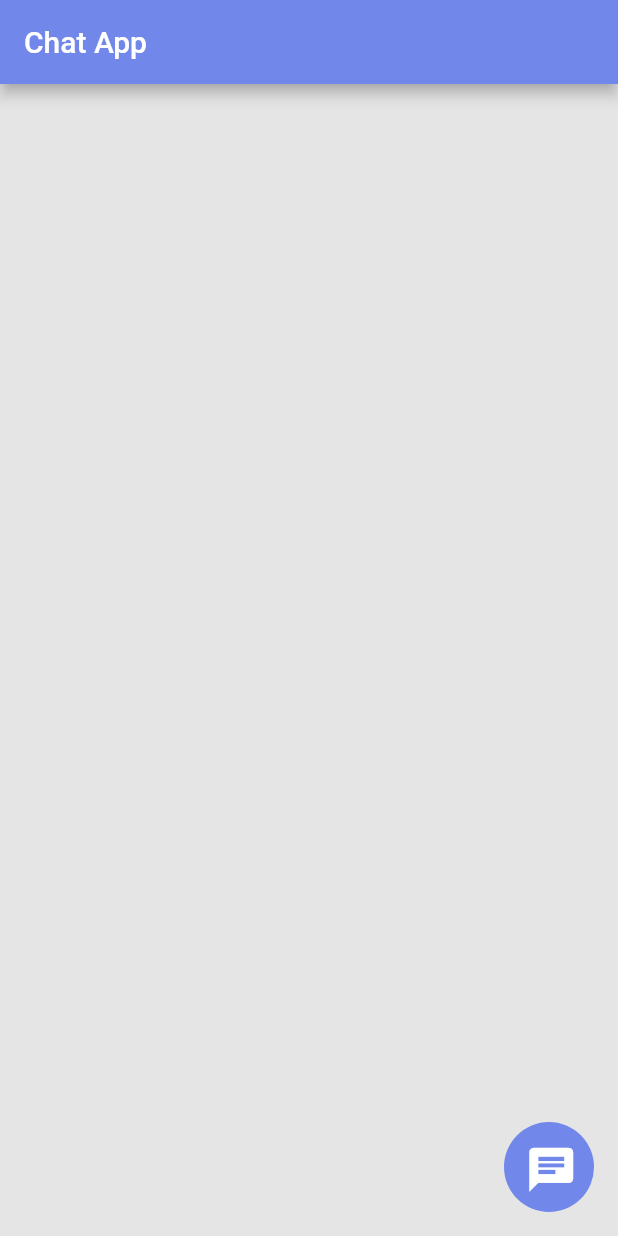
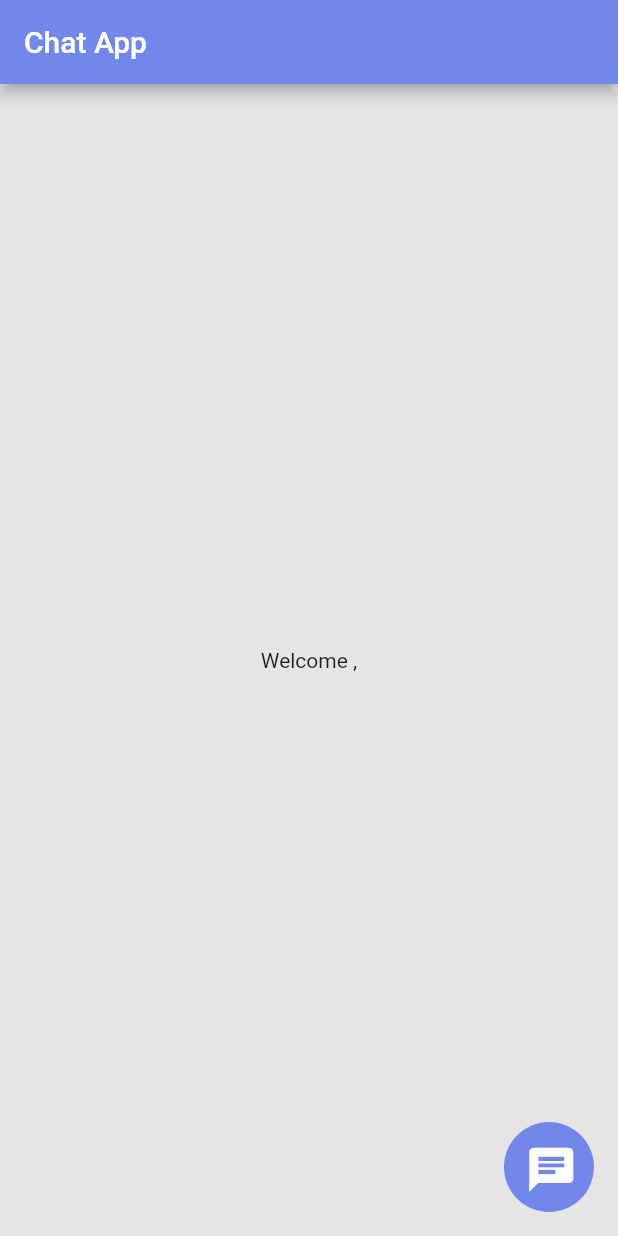
Before and after one commit to Netesh5/socket.io-Flutter, a Flutter app: the first screen one second after launch, on a phone screen of 412 x 824 dp. Run offline on Flutter 3.47's test engine with Material 2 defaults, Android fonts, the phone set to English and light mode, and no system bars; our stand-ins replace flutter_bloc, socket_io_client.

```diff
--- a/lib/src/presentation/groupage/grouppage.dart
+++ b/lib/src/presentation/groupage/grouppage.dart
@@ -21,6 +21,7 @@ class _GroupScreenState extends State<GroupScreen> {
   void initState() {
     socketIO.connect();
     super.initState();
+    setState(() {});
   }
 
   @override
@@ -71,6 +72,7 @@ class _GroupScreenState extends State<GroupScreen> {
                               chatTextEditingController.text, username);
                           chatTextEditingController.clear();
                         }
+                        setState(() {});
                       },
                       icon: const Icon(
                         Icons.send,
--- a/lib/src/presentation/homepage/presentation/homepage.dart
+++ b/lib/src/presentation/homepage/presentation/homepage.dart
@@ -41,24 +41,28 @@ class _HomeScreenState extends State<HomeScreen> {
                   size: 35,
                 ))),
         body: Center(
-          child: BlocConsumer<UsernameCubit, Usernamestate>(
-            listener: (context, state) {
-              if (username.isNotEmpty) {
-                BlocProvider.of<UsernameCubit>(context).containValue();
-              } else if (username.isEmpty) {
-                BlocProvider.of<UsernameCubit>(context).novalue();
-              }
-            },
-            builder: (context, state) {
-              if (state == Usernamestate.hasvalue) {
-                return Text("Welcome, $username");
-              } else if (state == Usernamestate.novalue) {
-                return const SizedBox();
-              } else {
-                return const SizedBox();
-              }
-            },
-          ),
-        ));
+          child: Text("Welcome ,$username"),
+        )
+        // Center(
+        //   child: BlocConsumer<UsernameCubit, Usernamestate>(
+        //     listener: (context, state) {
+        //       if (username.isNotEmpty) {
+        //         BlocProvider.of<UsernameCubit>(context).containValue();
+        //       } else if (username.isEmpty) {
+        //         BlocProvider.of<UsernameCubit>(context).novalue();
+        //       }
+        //     },
+        //     builder: (context, state) {
+        //       if (state == Usernamestate.hasvalue) {
+        //         return Text("Welcome, $username");
+        //       } else if (state == Usernamestate.novalue) {
+        //         return const SizedBox();
+        //       } else {
+        //         return const SizedBox();
+        //       }
+        //     },
+        //   ),
+        // )
+        );
   }
 }
--- a/lib/widgets/customdialog.dart
+++ b/lib/widgets/customdialog.dart
@@ -3,9 +3,10 @@ import 'package:chatapp/src/presentation/groupage/grouppage.dart';
 import 'package:chatapp/widgets/textformfield.dart';
 import 'package:flutter/cupertino.dart';
 import 'package:flutter/material.dart';
+import 'package:uuid/uuid.dart';
 
 String username = "";
-
+var uuid = const Uuid().v1();
 customDialog(BuildContext context) {
   return showCupertinoDialog(
       barrierLabel: "Create new chat",
--- a/pubspec.yaml
+++ b/pubspec.yaml
@@ -39,6 +39,7 @@ dependencies:
   flutter_bloc: ^8.1.2
   intl: ^0.18.0
   equatable: ^2.0.5
+  uuid: ^3.0.7
 
 dev_dependencies:
   flutter_test:
```
Also changed, not shown: lib/data/local/socket_io.dart (+7 -3 lines), lib/data/model/msg_model.dart (+10 -6 lines), pubspec.lock.
